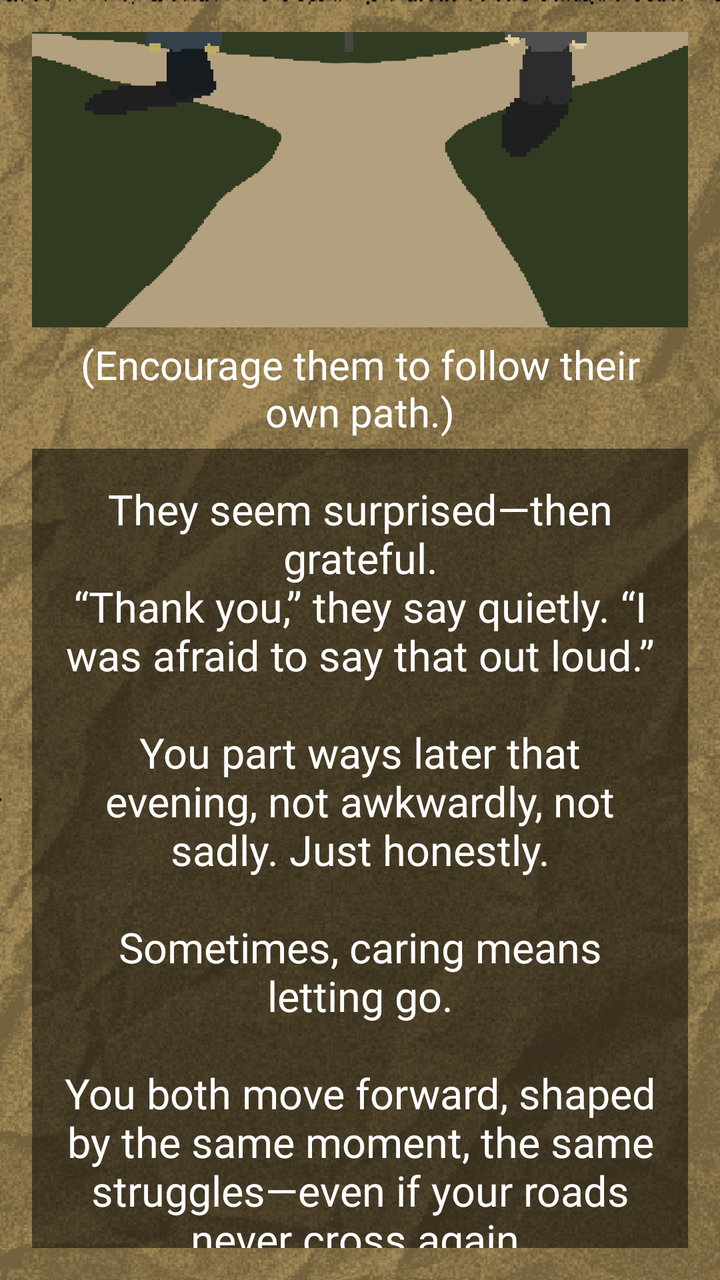
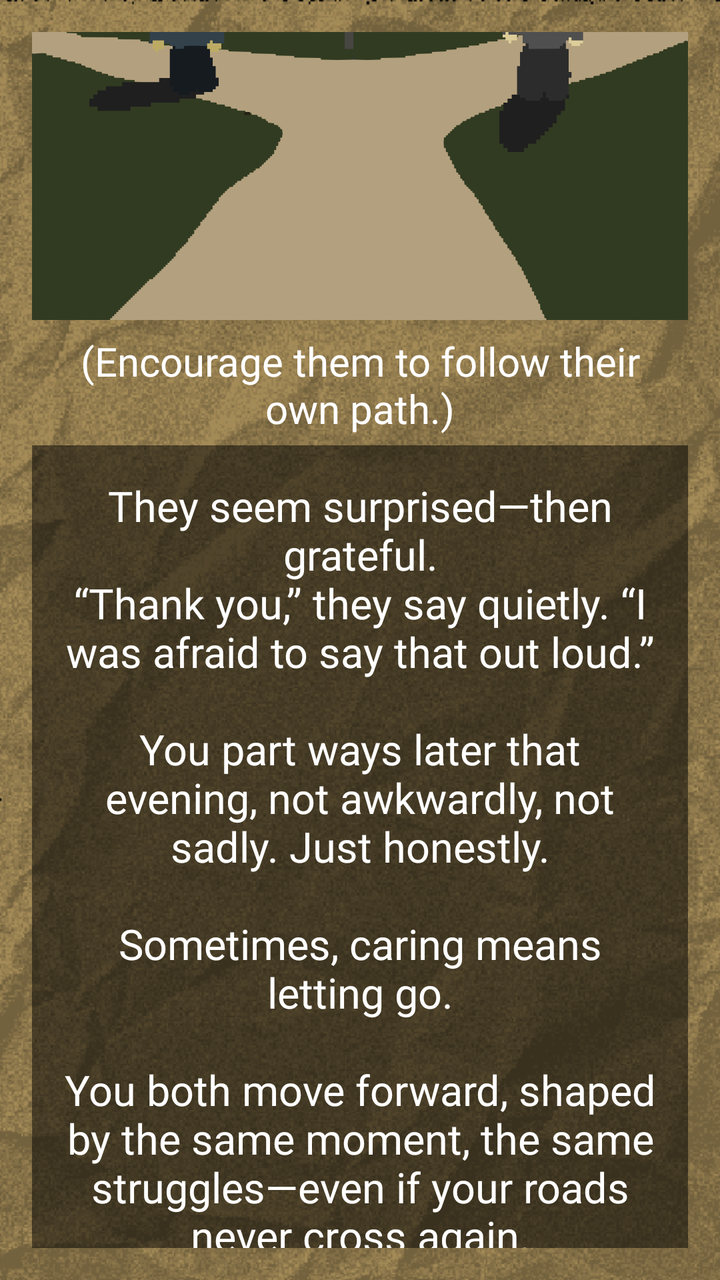

The first picture is an Android layout as it rendered before a commit; the second is the same layout after the commit. The layout source and the unified diff follow.
<!-- AndroidManifest.xml: application theme Theme.ChoiceQuest -->
<!-- res/layout/activity_page2_1_2_2_1_1_1_2.xml -->
<?xml version="1.0" encoding="utf-8"?>
<LinearLayout xmlns:android="http://schemas.android.com/apk/res/android"
    xmlns:app="http://schemas.android.com/apk/res-auto"
    xmlns:tools="http://schemas.android.com/tools"
    android:id="@+id/page2_1_2_2_1_1_1_2"
    android:layout_width="match_parent"
    android:layout_height="match_parent"
    android:background="@drawable/papertexture_"
    android:backgroundTint="#f8e7c2"
    android:backgroundTintMode="multiply"
    android:gravity="center"
    android:orientation="vertical"
    android:padding="16dp"
    tools:context=".Page2_1_2_2_1_1_1_2">

    <View
        android:layout_width="match_parent"
        android:layout_height="0dp"
        android:layout_weight="0.1" />

    <ImageView
        android:id="@+id/imageView"
        android:layout_width="412dp"
        android:layout_height="250dp"
        android:src="@drawable/page2_1_2_2_1_1_1_2" />

    <View
        android:layout_width="match_parent"
        android:layout_height="1dp"
        android:layout_weight="0.1" />

    <TextView
        android:layout_width="match_parent"
        android:layout_height="wrap_content"
        android:fontFamily="@font/pixelspace"
        android:gravity="center"
        android:padding="5dp"
        android:text="(Encourage them to follow their own path.)"
        android:textColor="@color/white"
        android:textSize="20sp" />

    <TextView
        android:layout_width="match_parent"
        android:layout_height="wrap_content"
        android:id="@+id/tv_page2_1_2_2_1_1_1_2"
        android:layout_marginBottom="16dp"
        android:background="#80000000"
        android:fontFamily="@font/pixelgame_font"
        android:gravity="center"
        android:padding="16dp"
        android:text="They seem surprised—then grateful.\n“Thank you,” they say quietly. “I was afraid to say that out loud.”\n\nYou part ways later that evening, not awkwardly, not sadly. Just honestly.\n\nSometimes, caring means letting go.\n\nYou both move forward, shaped by the same moment, the same struggles—even if your roads never cross again."
        android:textColor="@color/white"
        android:textSize="21sp" />

    <View
        android:layout_width="match_parent"
        android:layout_height="1dp"
        android:layout_weight="0.1" />

    <Button
        android:layout_width="412dp"
        android:layout_height="45dp"
        android:layout_marginBottom="16dp"
        android:background="@android:color/transparent"
        android:fontFamily="@font/quest_font"
        android:onClick="title14"
        android:text="Go Back to Title Page"
        android:textSize="12sp" />

    <View
        android:layout_width="match_parent"
        android:layout_height="0dp"
        android:layout_weight="1" />

</LinearLayout>
<!-- resources referenced by this layout -->
<resources>
  <color name="white">#FFFFFF</color>
  <!-- drawable page2_1_2_2_1_1_1_2: png bitmap (drawable, 28764 bytes) -->
  <!-- drawable papertexture_: png bitmap (drawable, 156948 bytes) -->
  <style name="Theme.ChoiceQuest" parent="Base.Theme.ChoiceQuest" />
  <style name="Base.Theme.ChoiceQuest" parent="Theme.Material3.DayNight.NoActionBar">
          
          
      </style>
</resources>

<!-- the commit's change to res/layout/activity_page2_1_2_2_1_1_1_2.xml (unified diff, before → after) -->
@@ -20,7 +20,7 @@
 
     <ImageView
         android:id="@+id/imageView"
-        android:layout_width="412dp"
+        android:layout_width="match_parent"
         android:layout_height="250dp"
         android:src="@drawable/page2_1_2_2_1_1_1_2" />
 
@@ -58,14 +58,13 @@
         android:layout_weight="0.1" />
 
     <Button
-        android:layout_width="412dp"
-        android:layout_height="45dp"
+        android:layout_width="match_parent"
+        android:layout_height="wrap_content"
         android:layout_marginBottom="16dp"
-        android:background="@android:color/transparent"
-        android:fontFamily="@font/quest_font"
+        android:textSize="10sp"
+        android:backgroundTint="@color/cardview_dark_background"        android:fontFamily="@font/quest_font"
         android:onClick="title14"
-        android:text="Go Back to Title Page"
-        android:textSize="12sp" />
+        android:text="Go Back to Title Page" />
 
     <View
         android:layout_width="match_parent"
